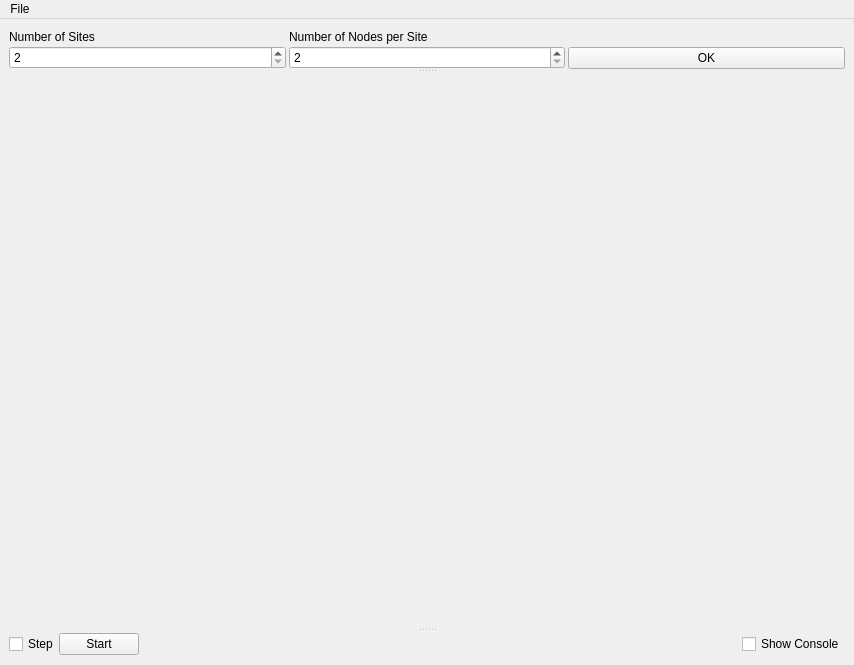
Qt form ui/gui_frontend.ui (Jysqr/deadlock-detection) before a commit.
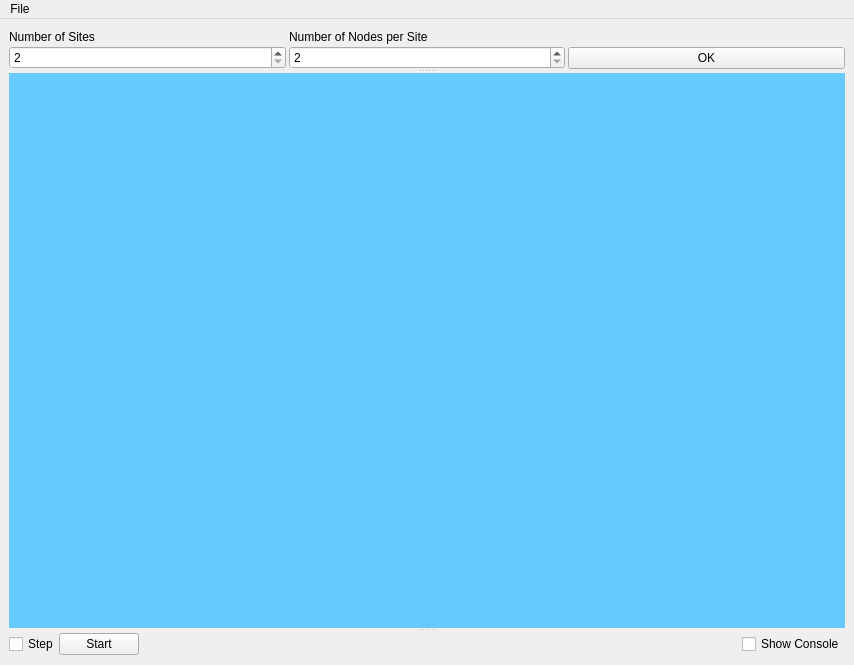
The same form after that commit.

Patch:
```diff
--- a/ui/gui_frontend.ui
+++ b/ui/gui_frontend.ui
@@ -206,6 +206,33 @@
        <property name="autoFillBackground">
         <bool>false</bool>
        </property>
+       <layout class="QHBoxLayout" name="horizontalLayout_2">
+        <item>
+         <widget class="QLabel" name="drawArea">
+          <property name="sizePolicy">
+           <sizepolicy hsizetype="Minimum" vsizetype="Minimum">
+            <horstretch>0</horstretch>
+            <verstretch>0</verstretch>
+           </sizepolicy>
+          </property>
+          <property name="minimumSize">
+           <size>
+            <width>500</width>
+            <height>500</height>
+           </size>
+          </property>
+          <property name="autoFillBackground">
+           <bool>false</bool>
+          </property>
+          <property name="styleSheet">
+           <string notr="true">background-color:rgb(103, 202, 255)</string>
+          </property>
+          <property name="text">
+           <string/>
+          </property>
+         </widget>
+        </item>
+       </layout>
       </widget>
       <widget class="QWidget" name="consolelayout" native="true">
        <layout class="QHBoxLayout" name="horizontalLayout">
```
Left out of the diff: 26 changed lines with no effect on the pictures.
